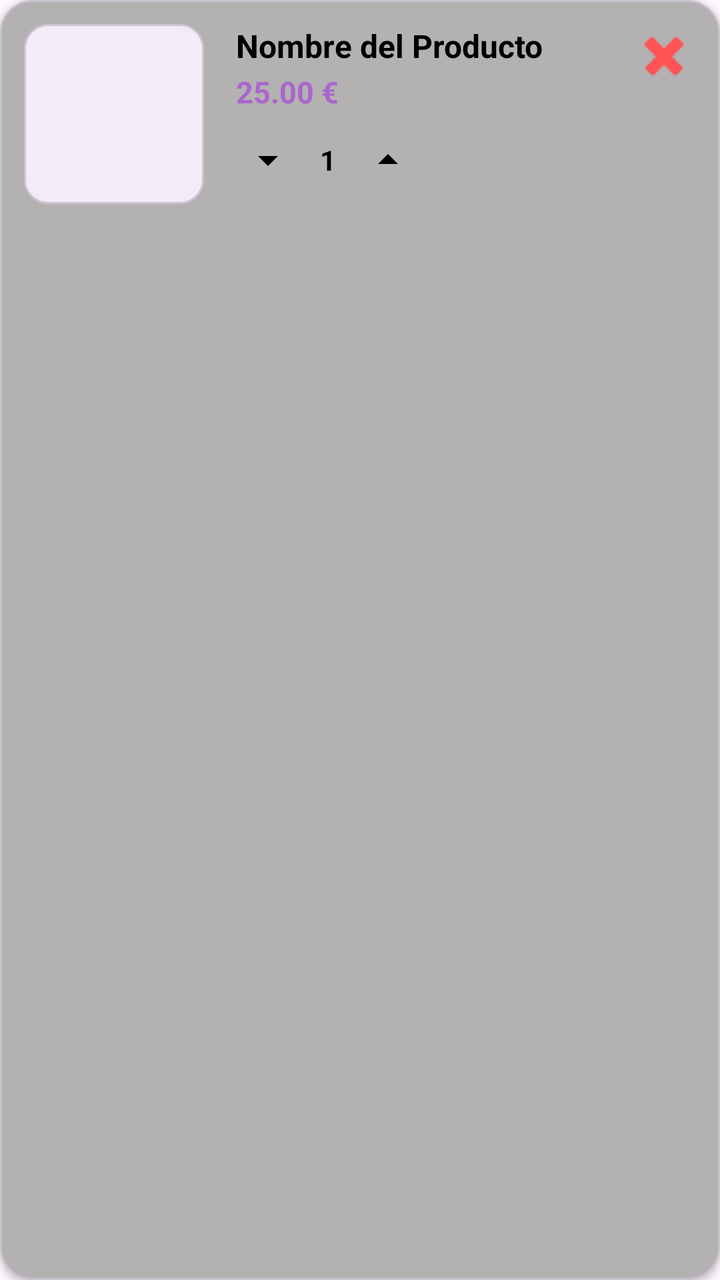
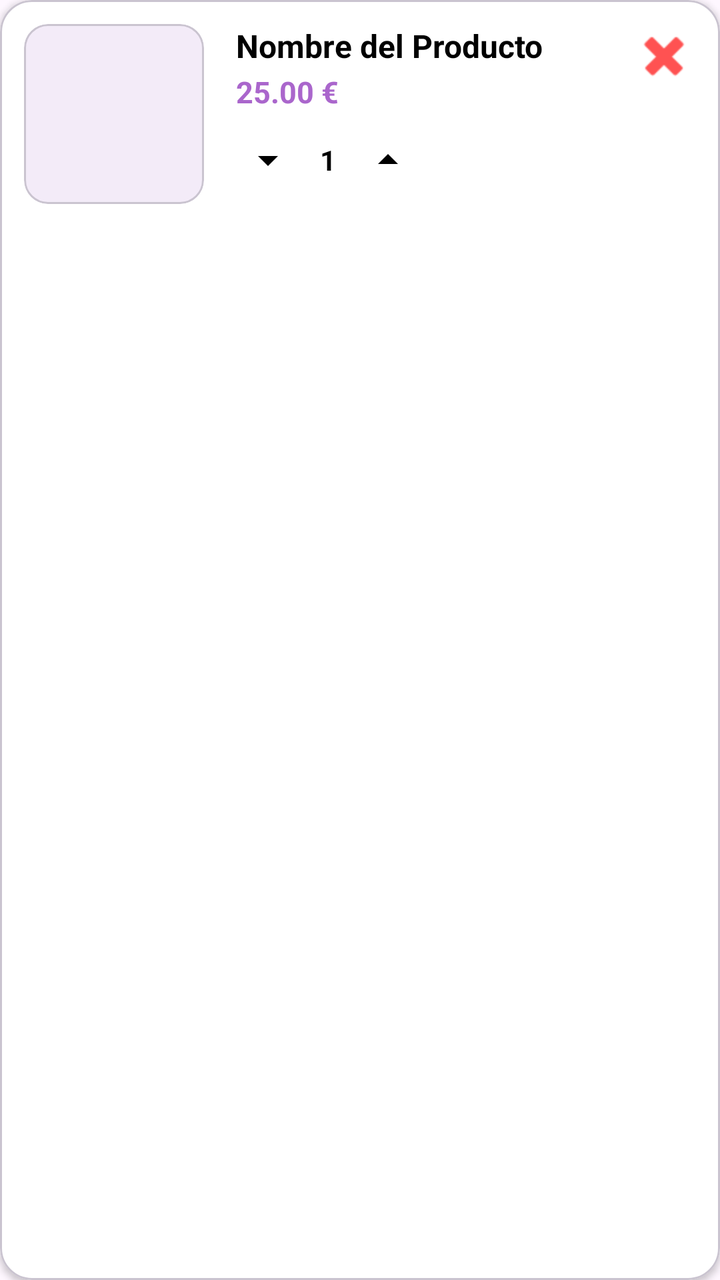

Before-and-after screenshots of an Android layout around one commit, followed by the original layout XML and the change that was made.
<!-- AndroidManifest.xml: application theme Theme.ProyectoIntermodularTFG -->
<!-- res/layout/recycler_view_item_pantalla_carrito.xml -->
<?xml version="1.0" encoding="utf-8"?>
<com.google.android.material.card.MaterialCardView xmlns:android="http://schemas.android.com/apk/res/android"
    xmlns:app="http://schemas.android.com/apk/res-auto"
    xmlns:tools="http://schemas.android.com/tools"
    android:layout_width="match_parent"
    android:layout_height="wrap_content"
    android:layout_marginHorizontal="12dp"
    android:layout_marginVertical="6dp"
    app:cardCornerRadius="16dp"
    app:cardElevation="2dp"
    app:strokeWidth="1dp"
    app:cardBackgroundColor="#B3B1B1">

    <LinearLayout
        android:layout_width="match_parent"
        android:layout_height="wrap_content"
        android:orientation="horizontal"
        android:padding="12dp">

        <com.google.android.material.card.MaterialCardView
            android:layout_width="90dp"
            android:layout_height="90dp"
            app:cardCornerRadius="12dp"
            app:cardElevation="0dp">

            <ImageView
                android:id="@+id/ivCarritoImagen"
                android:layout_width="match_parent"
                android:layout_height="match_parent"
                android:scaleType="centerCrop" />
        </com.google.android.material.card.MaterialCardView>

        <LinearLayout
            android:layout_width="0dp"
            android:layout_height="match_parent"
            android:layout_weight="1"
            android:layout_marginStart="16dp"
            android:orientation="vertical">

            <TextView
                android:id="@+id/tvCarritoNombre"
                android:layout_width="match_parent"
                android:layout_height="wrap_content"
                android:text="Nombre del Producto"
                android:textColor="@color/black"
                android:textSize="16sp"
                android:textStyle="bold"
                android:maxLines="1"
                android:ellipsize="end"/>

            <TextView
                android:id="@+id/tvCarritoPrecio"
                android:layout_width="wrap_content"
                android:layout_height="wrap_content"
                android:text="25.00 €"
                android:textColor="@android:color/holo_purple"
                android:textSize="15sp"
                android:textStyle="bold"
                android:layout_marginTop="2dp"/>

            <LinearLayout
                android:layout_width="wrap_content"
                android:layout_height="wrap_content"
                android:layout_marginTop="8dp"
                android:gravity="center_vertical"
                android:orientation="horizontal"
                android:padding="2dp">

                <ImageButton
                    android:id="@+id/btnCarritoRestar"
                    android:layout_width="28dp"
                    android:layout_height="28dp"
                    android:background="?attr/selectableItemBackgroundBorderless"
                    android:src="@drawable/baseline_arrow_drop_down_24"
                    app:tint="@color/black" />

                <TextView
                    android:id="@+id/tvCarritoCantidad"
                    android:layout_width="32dp"
                    android:layout_height="wrap_content"
                    android:text="1"
                    android:gravity="center"
                    android:textColor="@color/black"
                    android:textStyle="bold" />

                <ImageButton
                    android:id="@+id/btnCarritoSumar"
                    android:layout_width="28dp"
                    android:layout_height="28dp"
                    android:background="?attr/selectableItemBackgroundBorderless"
                    android:src="@drawable/outline_arrow_drop_up_24"
                    app:tint="@color/black" />
            </LinearLayout>
        </LinearLayout>

        <ImageButton
            android:id="@+id/btnCarritoEliminar"
            android:layout_width="32dp"
            android:layout_height="32dp"
            android:layout_gravity="top"
            android:background="?attr/selectableItemBackgroundBorderless"
            android:src="@android:drawable/ic_delete"
            app:tint="#FF5252" />

    </LinearLayout>
</com.google.android.material.card.MaterialCardView>
<!-- resources referenced by this layout -->
<resources>
  <color name="black">#FF000000</color>
  <!-- drawable baseline_arrow_drop_down_24 (drawable) -->
  <vector xmlns:android="http://schemas.android.com/apk/res/android" android:height="24dp" android:tint="#000000" android:viewportHeight="24" android:viewportWidth="24" android:width="24dp">
        
      <path android:fillColor="@android:color/white" android:pathData="M7,10l5,5 5,-5z"/>
      
  </vector>
  <!-- drawable outline_arrow_drop_up_24 (drawable) -->
  <vector xmlns:android="http://schemas.android.com/apk/res/android" android:height="24dp" android:tint="#000000" android:viewportHeight="960" android:viewportWidth="960" android:width="24dp">
        
      <path android:fillColor="@android:color/white" android:pathData="M280,560L480,360L680,560L280,560Z"/>
      
  </vector>
  <style name="Theme.ProyectoIntermodularTFG" parent="Base.Theme.ProyectoIntermodularTFG" />
  <style name="Base.Theme.ProyectoIntermodularTFG" parent="Theme.Material3.DayNight.NoActionBar">
          
          
      </style>
</resources>

<!-- the commit's change to res/layout/recycler_view_item_pantalla_carrito.xml (unified diff, before → after) -->
@@ -9,7 +9,7 @@
     app:cardCornerRadius="16dp"
     app:cardElevation="2dp"
     app:strokeWidth="1dp"
-    app:cardBackgroundColor="#B3B1B1">
+    app:cardBackgroundColor="@color/white">
 
     <LinearLayout
         android:layout_width="match_parent"
<!-- resource entries referenced after the edit -->
@@ -1,6 +1,7 @@
 <!-- resources referenced by this layout -->
 <resources>
   <color name="black">#FF000000</color>
+  <color name="white">#FFFFFFFF</color>
   <!-- drawable baseline_arrow_drop_down_24 (drawable) -->
   <vector xmlns:android="http://schemas.android.com/apk/res/android" android:height="24dp" android:tint="#000000" android:viewportHeight="24" android:viewportWidth="24" android:width="24dp">
         
